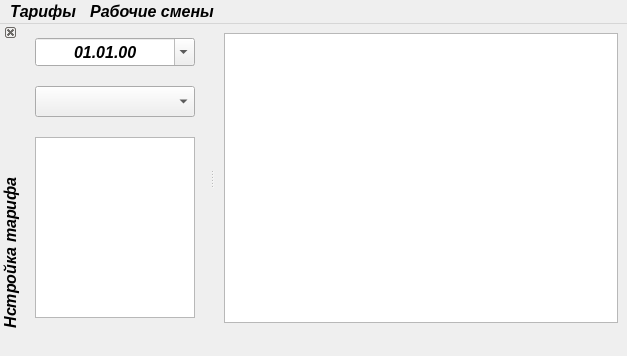
The window that my_form.ui (PavelSimakov/i_study_comboBox_new2) describes before a commit, drawn with Qt 5.
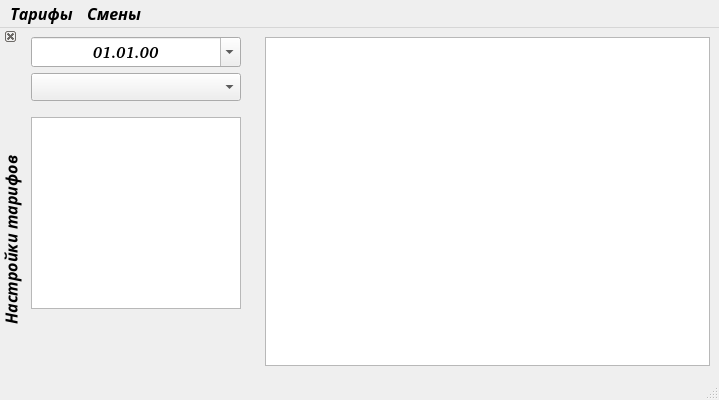
The same window after the commit.

Patch:
```diff
--- a/my_form.ui
+++ b/my_form.ui
@@ -6,12 +6,31 @@
    <rect>
     <x>0</x>
     <y>0</y>
-    <width>627</width>
-    <height>356</height>
+    <width>719</width>
+    <height>400</height>
    </rect>
   </property>
+  <property name="sizePolicy">
+   <sizepolicy hsizetype="MinimumExpanding" vsizetype="MinimumExpanding">
+    <horstretch>0</horstretch>
+    <verstretch>0</verstretch>
+   </sizepolicy>
+  </property>
+  <property name="minimumSize">
+   <size>
+    <width>600</width>
+    <height>400</height>
+   </size>
+  </property>
+  <property name="maximumSize">
+   <size>
+    <width>1200</width>
+    <height>800</height>
+   </size>
+  </property>
   <property name="font">
    <font>
+    <family>C059 [UKWN]</family>
     <pointsize>12</pointsize>
     <weight>75</weight>
     <italic>true</italic>
@@ -21,58 +40,202 @@
   <property name="windowTitle">
    <string>MainWindow</string>
   </property>
-  <property name="dockOptions">
-   <set>QMainWindow::AllowNestedDocks|QMainWindow::AllowTabbedDocks|QMainWindow::AnimatedDocks|QMainWindow::ForceTabbedDocks|QMainWindow::GroupedDragging|QMainWindow::VerticalTabs</set>
-  </property>
-  <property name="unifiedTitleAndToolBarOnMac">
-   <bool>true</bool>
-  </property>
-  <widget class="QWidget" name="central_widget">
-   <layout class="QHBoxLayout" name="horizontalLayout">
+  <widget class="QWidget" name="centralWidget">
+   <property name="font">
+    <font>
+     <weight>75</weight>
+     <italic>true</italic>
+     <bold>true</bold>
+    </font>
+   </property>
+   <layout class="QHBoxLayout" name="horizontalLayout_2">
     <item>
-     <widget class="QTableView" name="tableView_shifts"/>
+     <widget class="QTableView" name="tableView_shifts">
+      <property name="minimumSize">
+       <size>
+        <width>400</width>
+        <height>300</height>
+       </size>
+      </property>
+      <property name="font">
+       <font>
+        <family>C059 [UKWN]</family>
+        <pointsize>12</pointsize>
+        <weight>75</weight>
+        <italic>true</italic>
+        <bold>true</bold>
+       </font>
+      </property>
+      <property name="layoutDirection">
+       <enum>Qt::LeftToRight</enum>
+      </property>
+      <property name="textElideMode">
+       <enum>Qt::ElideMiddle</enum>
+      </property>
+     </widget>
     </item>
    </layout>
   </widget>
-  <widget class="QStatusBar" name="status_bar">
+  <widget class="QMenuBar" name="menuBar">
+   <property name="geometry">
+    <rect>
+     <x>0</x>
+     <y>0</y>
+     <width>719</width>
+     <height>29</height>
+    </rect>
+   </property>
+   <property name="font">
+    <font>
+     <family>C059 [UKWN]</family>
+     <pointsize>12</pointsize>
+     <weight>75</weight>
+     <italic>true</italic>
+     <bold>true</bold>
+    </font>
+   </property>
+   <widget class="QMenu" name="menu_Tariffs">
+    <property name="font">
+     <font>
+      <family>C059 [UKWN]</family>
+      <pointsize>12</pointsize>
+      <weight>75</weight>
+      <italic>true</italic>
+      <bold>true</bold>
+     </font>
+    </property>
+    <property name="title">
+     <string>Тарифы</string>
+    </property>
+    <widget class="QMenu" name="menu_settingTariffs">
+     <property name="font">
+      <font>
+       <family>C059 [UKWN]</family>
+       <pointsize>12</pointsize>
+       <weight>75</weight>
+       <italic>true</italic>
+       <bold>true</bold>
+      </font>
+     </property>
+     <property name="title">
+      <string>Настроить тарифы</string>
+     </property>
+     <addaction name="action_addRow"/>
+     <addaction name="action_removeRow"/>
+     <addaction name="separator"/>
+     <addaction name="action_saveTariff"/>
+     <addaction name="action_saveSettings"/>
+    </widget>
+    <addaction name="action_addTariff"/>
+    <addaction name="action_removeTariff"/>
+    <addaction name="separator"/>
+    <addaction name="menu_settingTariffs"/>
+   </widget>
+   <widget class="QMenu" name="menuShifts">
+    <property name="font">
+     <font>
+      <family>C059 [UKWN]</family>
+      <pointsize>12</pointsize>
+      <weight>75</weight>
+      <italic>true</italic>
+      <bold>true</bold>
+     </font>
+    </property>
+    <property name="title">
+     <string>Смены</string>
+    </property>
+    <addaction name="action_addShift"/>
+    <addaction name="action_removeShift"/>
+    <addaction name="separator"/>
+    <addaction name="action_calculationShift"/>
+    <addaction name="action_saveData"/>
+   </widget>
+   <addaction name="menu_Tariffs"/>
+   <addaction name="menuShifts"/>
+  </widget>
+  <widget class="QStatusBar" name="statusBar">
    <property name="sizeGripEnabled">
-    <bool>false</bool>
+    <bool>true</bool>
    </property>
   </widget>
   <widget class="QDockWidget" name="dockWidget_setting">
+   <property name="sizePolicy">
+    <sizepolicy hsizetype="MinimumExpanding" vsizetype="MinimumExpanding">
+     <horstretch>0</horstretch>
+     <verstretch>0</verstretch>
+    </sizepolicy>
+   </property>
+   <property name="minimumSize">
+    <size>
+     <width>250</width>
+     <height>284</height>
+    </size>
+   </property>
+   <property name="maximumSize">
+    <size>
+     <width>250</width>
+     <height>300</height>
+    </size>
+   </property>
+   <property name="font">
+    <font>
+     <family>C059 [UKWN]</family>
+     <pointsize>12</pointsize>
+     <weight>75</weight>
+     <italic>true</italic>
+     <bold>true</bold>
+    </font>
+   </property>
    <property name="features">
-    <set>QDockWidget::DockWidgetClosable|QDockWidget::DockWidgetMovable|QDockWidget::DockWidgetVerticalTitleBar</set>
+    <set>QDockWidget::DockWidgetClosable|QDockWidget::DockWidgetVerticalTitleBar</set>
    </property>
    <property name="allowedAreas">
     <set>Qt::LeftDockWidgetArea|Qt::RightDockWidgetArea</set>
    </property>
    <property name="windowTitle">
-    <string>Нстройка тарифа</string>
+    <string>Настройки тарифов</string>
    </property>
    <attribute name="dockWidgetArea">
     <number>1</number>
    </attribute>
    <widget class="QWidget" name="dockWidgetContents">
-    <layout class="QVBoxLayout" name="verticalLayout_2">
+    <layout class="QHBoxLayout" name="horizontalLayout">
      <item>
-      <layout class="QVBoxLayout" name="verticalLayout" stretch="0,0,5">
-       <property name="spacing">
-        <number>20</number>
-       </property>
-       <property name="leftMargin">
-        <number>5</number>
-       </property>
-       <property name="topMargin">
-        <number>5</number>
-       </property>
-       <property name="rightMargin">
-        <number>5</number>
-       </property>
-       <property name="bottomMargin">
-        <number>5</number>
-       </property>
+      <layout class="QVBoxLayout" name="verticalLayout">
        <item>
-        <widget class="QDateEdit" name="dateEdit_shift">
+        <widget class="QDateEdit" name="dateEdit_shifts">
+         <property name="sizePolicy">
+          <sizepolicy hsizetype="MinimumExpanding" vsizetype="Fixed">
+           <horstretch>255</horstretch>
+           <verstretch>30</verstretch>
+          </sizepolicy>
+         </property>
+         <property name="minimumSize">
+          <size>
+           <width>200</width>
+           <height>30</height>
+          </size>
+         </property>
+         <property name="maximumSize">
+          <size>
+           <width>300</width>
+           <height>30</height>
+          </size>
+         </property>
+         <property name="font">
+          <font>
+           <family>C059 [UKWN]</family>
+           <weight>75</weight>
+           <italic>true</italic>
+           <bold>true</bold>
+          </font>
+         </property>
+         <property name="contextMenuPolicy">
+          <enum>Qt::NoContextMenu</enum>
+         </property>
+         <property name="inputMethodHints">
+          <set>Qt::ImhDigitsOnly</set>
+         </property>
          <property name="alignment">
           <set>Qt::AlignCenter</set>
          </property>
@@ -89,16 +252,28 @@
        </item>
        <item>
         <widget class="QComboBox" name="comboBox_setting">
+         <property name="sizePolicy">
+          <sizepolicy hsizetype="MinimumExpanding" vsizetype="Fixed">
+           <horstretch>0</horstretch>
+           <verstretch>0</verstretch>
+          </sizepolicy>
+         </property>
          <property name="font">
           <font>
-           <pointsize>14</pointsize>
+           <family>C059 [UKWN]</family>
            <weight>75</weight>
            <italic>true</italic>
            <bold>true</bold>
           </font>
          </property>
-         <property name="inputMethodHints">
-          <set>Qt::ImhDigitsOnly</set>
+         <property name="contextMenuPolicy">
+          <enum>Qt::NoContextMenu</enum>
+         </property>
+         <property name="layoutDirection">
+          <enum>Qt::LeftToRight</enum>
+         </property>
+         <property name="editable">
+          <bool>false</bool>
          </property>
          <property name="maxCount">
           <number>10</number>
@@ -107,15 +282,24 @@
           <enum>QComboBox::AdjustToContents</enum>
          </property>
          <property name="minimumContentsLength">
-          <number>10</number>
+          <number>5</number>
+         </property>
+         <property name="modelColumn">
+          <number>0</number>
          </property>
         </widget>
        </item>
-       <item>
-        <widget class="QTableView" name="tableView">
+       <item alignment="Qt::AlignHCenter|Qt::AlignVCenter">
+        <widget class="QTableView" name="tableView_setting">
+         <property name="sizePolicy">
+          <sizepolicy hsizetype="MinimumExpanding" vsizetype="MinimumExpanding">
+           <horstretch>0</horstretch>
+           <verstretch>0</verstretch>
+          </sizepolicy>
+         </property>
          <property name="font">
           <font>
-           <family>MS Shell Dlg 2</family>
+           <family>C059 [UKWN]</family>
            <pointsize>12</pointsize>
            <weight>75</weight>
            <italic>true</italic>
@@ -125,14 +309,11 @@
          <property name="inputMethodHints">
           <set>Qt::ImhDigitsOnly</set>
          </property>
-         <property name="sizeAdjustPolicy">
-          <enum>QAbstractScrollArea::AdjustToContentsOnFirstShow</enum>
+         <property name="textElideMode">
+          <enum>Qt::ElideMiddle</enum>
          </property>
-         <attribute name="horizontalHeaderMinimumSectionSize">
-          <number>50</number>
-         </attribute>
-         <attribute name="verticalHeaderDefaultSectionSize">
-          <number>39</number>
+         <attribute name="horizontalHeaderShowSortIndicator" stdset="0">
+          <bool>true</bool>
          </attribute>
         </widget>
        </item>
@@ -141,89 +322,6 @@
     </layout>
    </widget>
   </widget>
-  <widget class="QMenuBar" name="menu_bar">
-   <property name="geometry">
-    <rect>
-     <x>0</x>
-     <y>0</y>
-     <width>627</width>
-     <height>30</height>
-    </rect>
-   </property>
-   <widget class="QMenu" name="menu_settings">
-    <property name="font">
-     <font>
-      <pointsize>12</pointsize>
-      <weight>75</weight>
-      <italic>true</italic>
-      <bold>true</bold>
-     </font>
-    </property>
-    <property name="title">
-     <string>Тарифы</string>
-    </property>
-    <widget class="QMenu" name="menu_tariffs">
-     <property name="font">
-      <font>
-       <family>Noto Sans</family>
-       <pointsize>12</pointsize>
-       <weight>75</weight>
-       <italic>true</italic>
-       <bold>true</bold>
-      </font>
-     </property>
-     <property name="title">
-      <string>Настроить тарифы</string>
-     </property>
-     <widget class="QMenu" name="menu_settingTariffs">
-      <property name="font">
-       <font>
-        <pointsize>12</pointsize>
-        <weight>75</weight>
-        <italic>true</italic>
-        <bold>true</bold>
-       </font>
-      </property>
-      <property name="title">
-       <string>Настройка тарифов</string>
-      </property>
-      <addaction name="action_addRow_settingTable"/>
-      <addaction name="action_removeRow_settingTable"/>
-      <addaction name="action_saveTariff"/>
-      <addaction name="separator"/>
-      <addaction name="action_saveSettingTariffs"/>
-     </widget>
-     <addaction name="action_addTariff"/>
-     <addaction name="action_removeTariff"/>
-     <addaction name="separator"/>
-     <addaction name="menu_settingTariffs"/>
-    </widget>
-    <addaction name="menu_tariffs"/>
-    <addaction name="action_save_list_tariffs"/>
-    <addaction name="separator"/>
-   </widget>
-   <widget class="QMenu" name="menu_shifts">
-    <property name="font">
-     <font>
-      <pointsize>12</pointsize>
-      <weight>75</weight>
-      <italic>true</italic>
-      <bold>true</bold>
-     </font>
-    </property>
-    <property name="title">
-     <string>Рабочие смены</string>
-    </property>
-    <addaction name="action_addShift"/>
-    <addaction name="action_removeShift"/>
-    <addaction name="action_calculationShift"/>
-    <addaction name="action_editShift"/>
-    <addaction name="separator"/>
-    <addaction name="action_saveData"/>
-   </widget>
-   <addaction name="menu_settings"/>
-   <addaction name="menu_shifts"/>
-  </widget>
   <action name="action_addTariff">
    <property name="text">
     <string>Добавить тариф</string>
```
Left out of the diff: 102 changed lines with no effect on the pictures.
